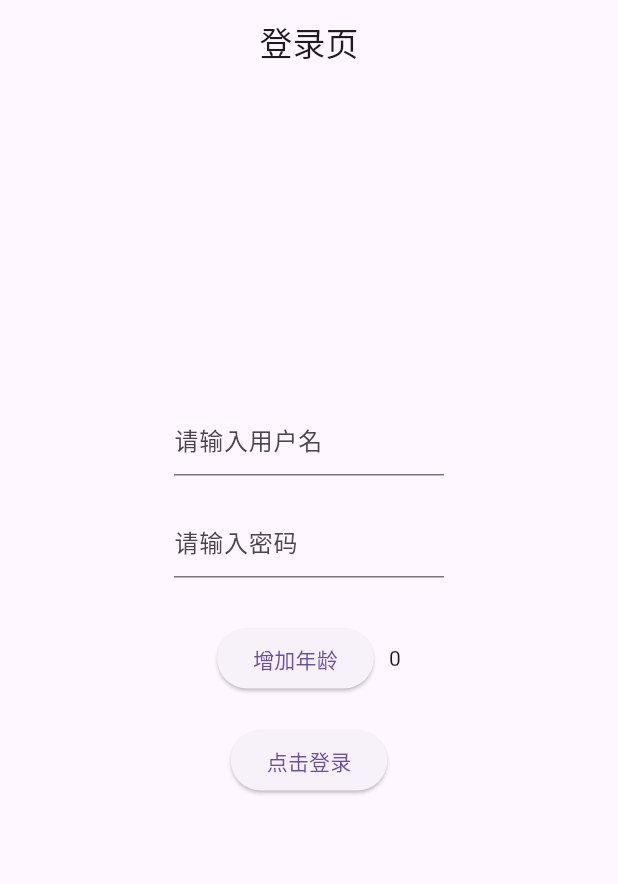
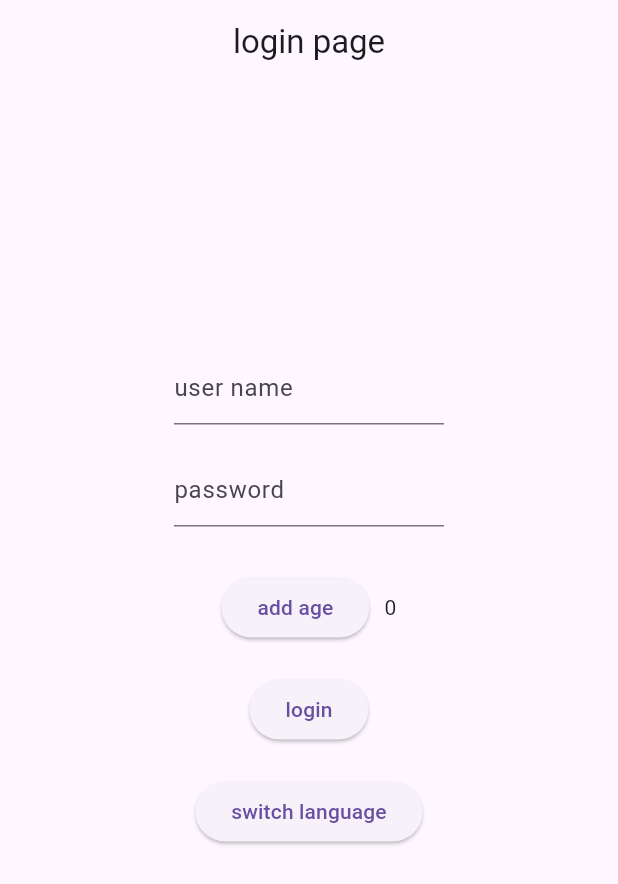
Before and after one commit to Sjj1024/flutter_windows, a Flutter app: the screen it shows after launch, on a phone screen of 412 x 824 dp. Shown: the top 884 px of the screen. Run offline on Flutter 3.47's test engine with Material 3 defaults, Android fonts, the phone set to English and light mode, and no system bars; our stand-ins replace dio, get, shared_preferences.

Commit message:
配置国际化支持

```diff
--- a/lib/i18n/translations.dart
+++ b/lib/i18n/translations.dart
@@ -5,11 +5,25 @@ class MyTranslations extends Translations {
   Map<String, Map<String, String>> get keys => {
         'en_US': {
           "appTitle": "TodoDemo",
+          "login": "login",
+          "loginPage": "login page",
+          "userName": "user name",
+          "password": "password",
+          "addAge": "add age",
+          "switchLanguage": "switch language",
+          "addPowers": "addPowers @power",
           "toSecondPage": "to second page",
           "secondPage": "this is the second Page",
         },
         'zh_CN': {
           "appTitle": "待办",
+          "login": "登录",
+          "loginPage": "登录页",
+          "userName": "请输入用户名",
+          "password": "请输入密码",
+          "addAge": "增加年龄",
+          "switchLanguage": "切换中英文",
+          "addPowers": "添加权限 @power",
           "toSecondPage": "去到第二页",
           "secondPage": "这里上第二页",
         }
--- a/lib/main.dart
+++ b/lib/main.dart
@@ -22,7 +22,7 @@ class MyApp extends StatelessWidget {
           appBarTheme: const AppBarTheme(
             centerTitle: true,
           )),
-      locale: const Locale('zh'),
+      locale: Get.deviceLocale,
       translations: MyTranslations(),
       debugShowCheckedModeBanner: false,
       initialRoute: "/login",
--- a/lib/pages/home.dart
+++ b/lib/pages/home.dart
@@ -71,7 +71,7 @@ class Home extends StatelessWidget {
                   print("添加Powers");
                   user.addPower([10]);
                 },
-                child: Text("添加Power：10")),
+                child: Text("addPowers".trParams({"power": "10"}))),
             const SizedBox(
               height: 10,
             ),
--- a/lib/pages/login.dart
+++ b/lib/pages/login.dart
@@ -13,7 +13,7 @@ class Login extends StatelessWidget {
     // 登录组件
     return Scaffold(
       appBar: AppBar(
-        title: Text("登录页"),
+        title: Text("loginPage".tr),
         automaticallyImplyLeading: false,
       ),
       body: Center(
@@ -27,8 +27,8 @@ class Login extends StatelessWidget {
             Container(
               width: 180,
               child: TextField(
-                decoration: const InputDecoration(
-                  hintText: "请输入用户名",
+                decoration: InputDecoration(
+                  hintText: 'userName'.tr,
                 ),
                 onChanged: (value) {
                   print("输入框的值变化了：$value");
@@ -42,8 +42,8 @@ class Login extends StatelessWidget {
             Container(
               width: 180,
               child: TextField(
-                decoration: const InputDecoration(
-                  hintText: "请输入密码",
+                decoration: InputDecoration(
+                  hintText: 'password'.tr,
                 ),
                 obscureText: true,
                 onChanged: (value) {
@@ -66,7 +66,7 @@ class Login extends StatelessWidget {
                       print("增加年龄");
                       user.addAge();
                     },
-                    child: Text("增加年龄")),
+                    child: Text("addAge".tr)),
                 SizedBox(
                   width: 10,
                 ),
@@ -86,7 +86,21 @@ class Login extends StatelessWidget {
                   // 使用组件的方式配置
                   // Get.to(Home(), transition: Transition.rightToLeftWithFade);
                 },
-                child: Text("点击登录")),
+                child: Text("login".tr)),
+            const SizedBox(
+              height: 20,
+            ),
+            ElevatedButton(
+                onPressed: () {
+                  print("切换中英文: ${Get.locale}");
+                  if (Get.locale.toString() == "zh_CN") {
+                    Get.updateLocale(const Locale("en_US"));
+                  } else {
+                    // 添加用户权限列表
+                    Get.updateLocale(const Locale("zh_CN"));
+                  }
+                },
+                child: Text("switchLanguage".tr)),
             const SizedBox(
               height: 100,
             ),
```
Also changed, not shown: 1 other file.
